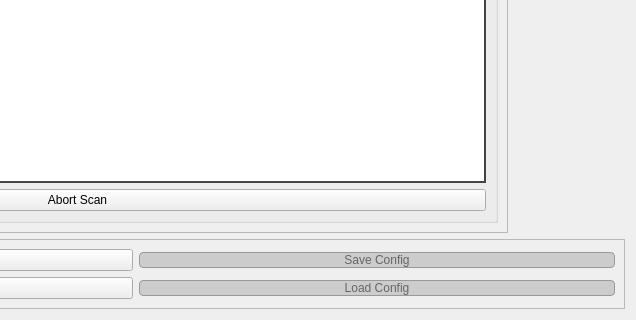
Qt form slacwire/wire_scan_gui.ui (slaclab/slacwire) before a commit; both pictures show x 364 to 1000 and y 631 to 951 of the 1000 by 951 pixel window.
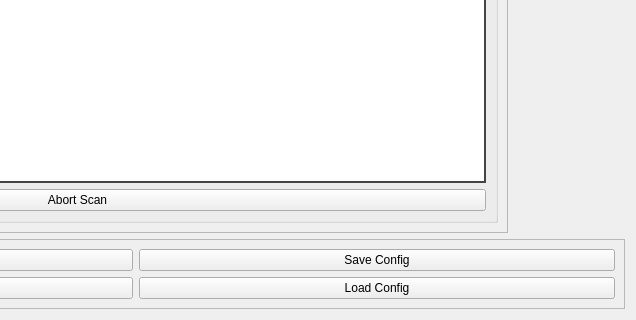
The same form after that commit. Custom widgets are drawn as their Qt base class.

Commit message: Enable Load and Save Config buttons in WireScanGUI

The edit to the form file:
```diff
--- a/slacwire/wire_scan_gui.ui
+++ b/slacwire/wire_scan_gui.ui
@@ -369,7 +369,7 @@
       <item row="1" column="1">
        <widget class="QPushButton" name="loadConfigButton">
         <property name="enabled">
-         <bool>false</bool>
+         <bool>true</bool>
         </property>
         <property name="text">
          <string>Load Config</string>
@@ -393,7 +393,7 @@
       <item row="0" column="1">
        <widget class="QPushButton" name="saveConfigButton">
         <property name="enabled">
-         <bool>false</bool>
+         <bool>true</bool>
         </property>
         <property name="text">
          <string>Save Config</string>
```
